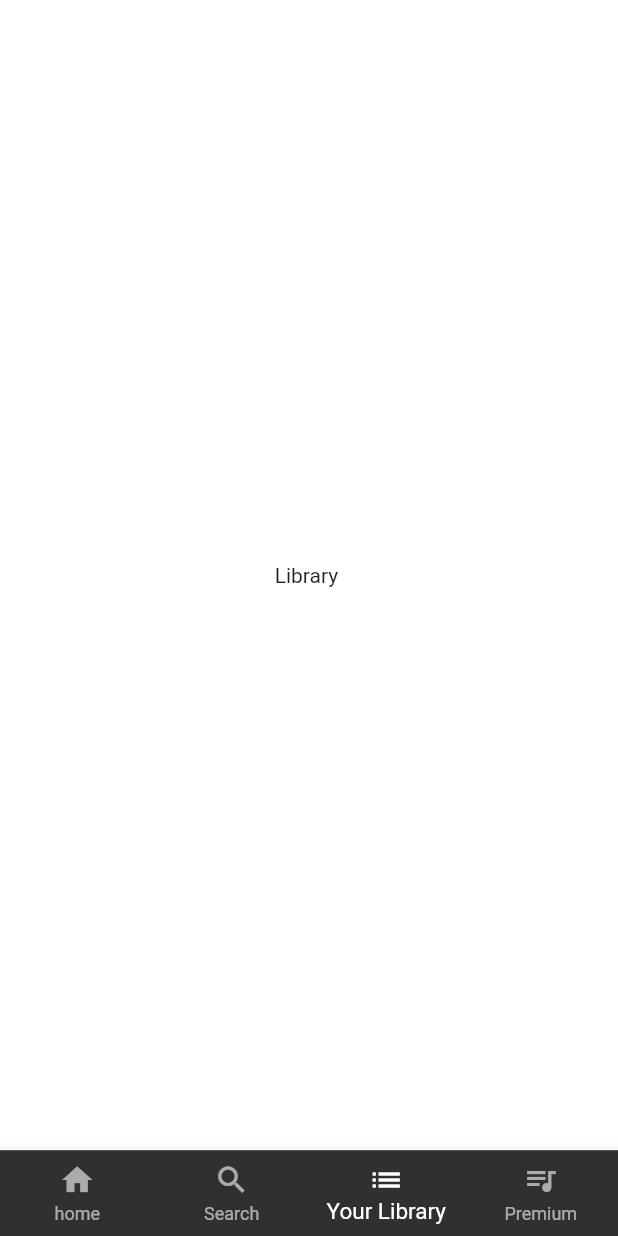
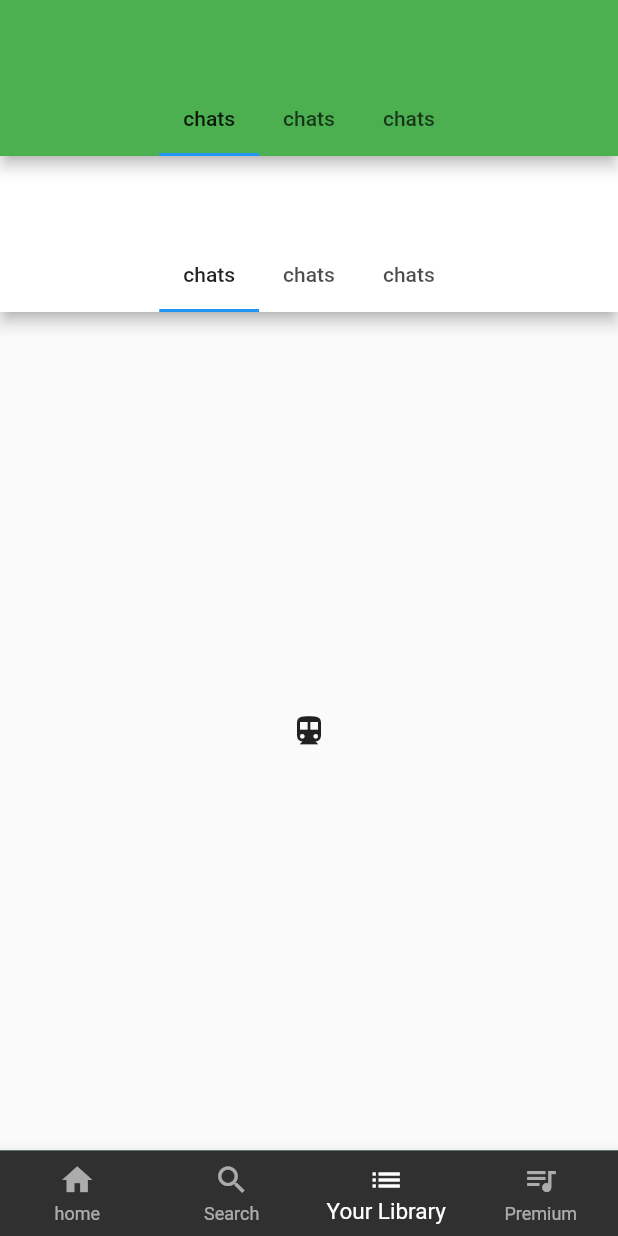
Before and after one commit to san-jayy/Spotify_ui, a Flutter app: the screen it shows after launch, item 3 of the bottom bar chosen, on a phone screen of 412 x 824 dp. Run offline on Flutter 3.47's test engine with Material 2 defaults, Android fonts, the phone set to English and light mode, and no system bars; our stand-ins replace smooth_page_indicator.

```diff
--- a/lib/Screens/Library_sc.dart
+++ b/lib/Screens/Library_sc.dart
@@ -1,11 +1,88 @@
+import 'package:flutter/gestures.dart';
 import 'package:flutter/material.dart';
+import 'package:spotify_ui/main.dart';
 
-class LibraryScreen extends StatelessWidget {
+class LibraryScreen extends StatefulWidget {
+  @override
+  _LibraryScreenState createState() => _LibraryScreenState();
+}
+
+class _LibraryScreenState extends State<LibraryScreen> {
+  @override
+  Widget build(BuildContext context) {
+    return DefaultTabController(
+      initialIndex: 0,
+      length: 3,
+      child: Scaffold(
+        appBar: AppBar(
+          backgroundColor: Colors.green,
+          bottom: TabBar(
+            dragStartBehavior: DragStartBehavior.start,
+            isScrollable: true,
+            tabs: [
+              Tab(
+                text: 'chats',
+              ),
+              Tab(
+                text: 'chats',
+              ),
+              Tab(
+                text: 'chats',
+              ),
+            ],
+          ),
+        ),
+        body: TabBarView(
+          children: [
+            Chats(),
+            Icon(Icons.directions_transit),
+            Icon(Icons.directions_bike),
+          ],
+        ),
+      ),
+    );
+  }
+}
+
+class Chats extends StatelessWidget {
   @override
   Widget build(BuildContext context) {
     return Container(
-      color: Colors.white,
-      child: Center(child: Text('Library ')),
+      color: Colors.teal,
+      height: 200,
+      child: Container(
+        padding: EdgeInsets.all(0),
+        child: DefaultTabController(
+          length: 3,
+          child: Scaffold(
+            appBar: AppBar(
+              backgroundColor: Colors.white,
+              bottom: TabBar(
+                dragStartBehavior: DragStartBehavior.start,
+                isScrollable: true,
+                tabs: [
+                  Tab(
+                    text: 'chats',
+                  ),
+                  Tab(
+                    text: 'chats',
+                  ),
+                  Tab(
+                    text: 'chats',
+                  ),
+                ],
+              ),
+            ),
+            body: TabBarView(
+              children: [
+                Icon(Icons.directions_transit),
+                Icon(Icons.directions_transit),
+                Icon(Icons.directions_bike),
+              ],
+            ),
+          ),
+        ),
+      ),
     );
   }
 }
```
Also changed, not shown: lib/Screens/Homepage/HomeScreen.dart (added, +194 -0 lines).
